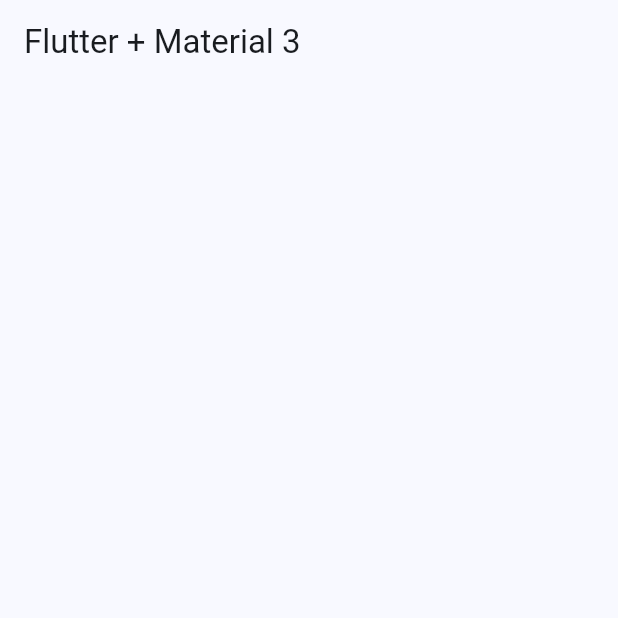
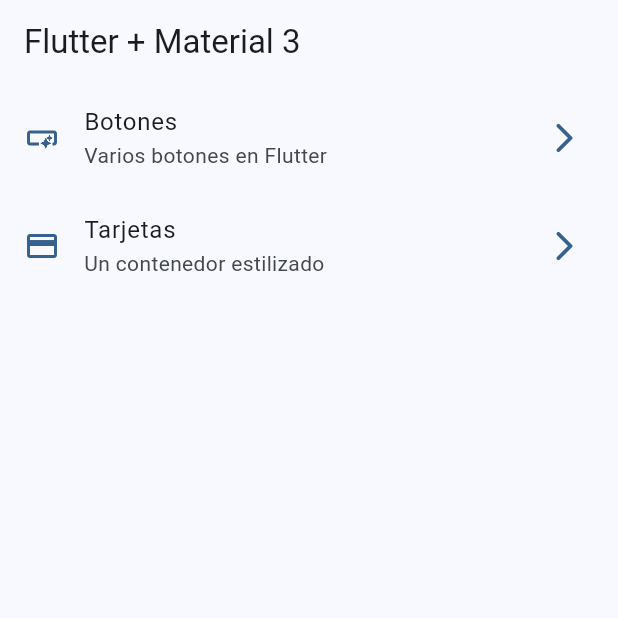
Before and after one commit to edisondavidcode/widgets_app_flutter, a Flutter app: the screen it shows after launch, on a phone screen of 412 x 824 dp, the top half of it. Run offline on Flutter 3.47's test engine with Material 3 defaults, Android fonts, the phone set to English and light mode, and no system bars.

Commit message:
ListView

```diff
--- a/lib/config/menu/manu_items.dart
+++ /dev/null
@@ -1,28 +0,0 @@
-import 'package:flutter/material.dart';
-
-class MenuItems {
-  final String title;
-  final String subTitle;
-  final String link;
-  final IconData icon;
-
-  MenuItems({
-    required this.title,
-    required this.subTitle,
-    required this.link,
-    required this.icon,
-  });
-
-  List<MenuItems> appMenuitems = <MenuItems>[
-    MenuItems(
-        title: 'Botones',
-        subTitle: 'Varios botones en Flutter',
-        link: '/buttons',
-        icon: Icons.smart_button_outlined),
-    MenuItems(
-        title: 'Tarjetas',
-        subTitle: 'Un contenedor estilizado',
-        link: '/card',
-        icon: Icons.credit_card)
-  ];
-}
--- /dev/null
+++ b/lib/config/menu/menu_items.dart
@@ -0,0 +1,28 @@
+import 'package:flutter/material.dart';
+
+class MenuItems {
+  final String title;
+  final String subTitle;
+  final String link;
+  final IconData icon;
+
+  MenuItems({
+    required this.title,
+    required this.subTitle,
+    required this.link,
+    required this.icon,
+  });
+}
+
+List<MenuItems> appMenuItems = <MenuItems>[
+  MenuItems(
+      title: 'Botones',
+      subTitle: 'Varios botones en Flutter',
+      link: '/buttons',
+      icon: Icons.smart_button_outlined),
+  MenuItems(
+      title: 'Tarjetas',
+      subTitle: 'Un contenedor estilizado',
+      link: '/card',
+      icon: Icons.credit_card)
+];
--- a/lib/presentation/screens/home/home_screen.dart
+++ b/lib/presentation/screens/home/home_screen.dart
@@ -1,4 +1,5 @@
 import 'package:flutter/material.dart';
+import 'package:widgets_app_flutter/config/menu/menu_items.dart';
 
 class HomeScreen extends StatelessWidget {
   const HomeScreen({super.key});
@@ -9,6 +10,42 @@
       appBar: AppBar(
         title: const Text('Flutter + Material 3'),
       ),
+      body: _HomeView(),
     );
   }
 }
+
+class _HomeView extends StatelessWidget {
+  @override
+  Widget build(BuildContext context) {
+    return ListView.builder(
+        itemCount: appMenuItems.length,
+        itemBuilder: (context, index) {
+          final menuItem = appMenuItems[index];
+          return _CustomListTile(menuItem: menuItem);
+        });
+  }
+}
+
+class _CustomListTile extends StatelessWidget {
+  const _CustomListTile({
+    required this.menuItem,
+  });
+
+  final MenuItems menuItem;
+
+  @override
+  Widget build(BuildContext context) {
+    final colors = Theme.of(context).colorScheme;
+
+    return ListTile(
+      leading: Icon(menuItem.icon, color: colors.primary),
+      trailing: Icon(Icons.arrow_forward_ios_rounded, color: colors.primary),
+      title: Text(menuItem.title),
+      subtitle: Text(menuItem.subTitle),
+      onTap: () {
+        // TODO Navegar a otra pantalla
+      },
+    );
+  }
+}
```
